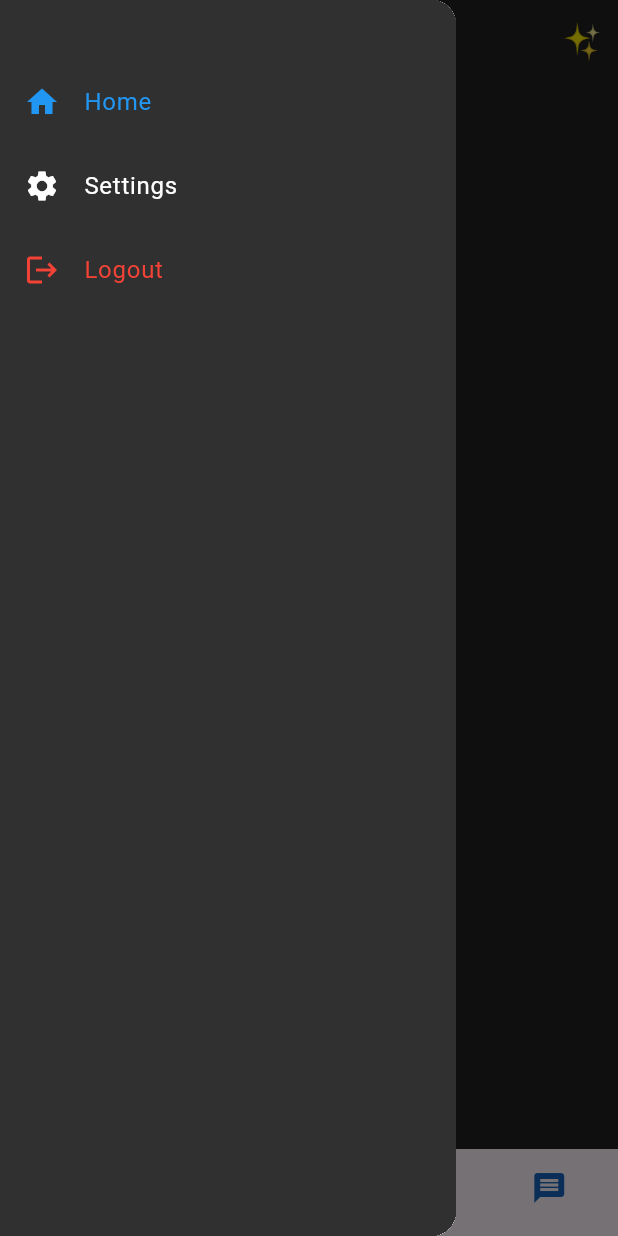
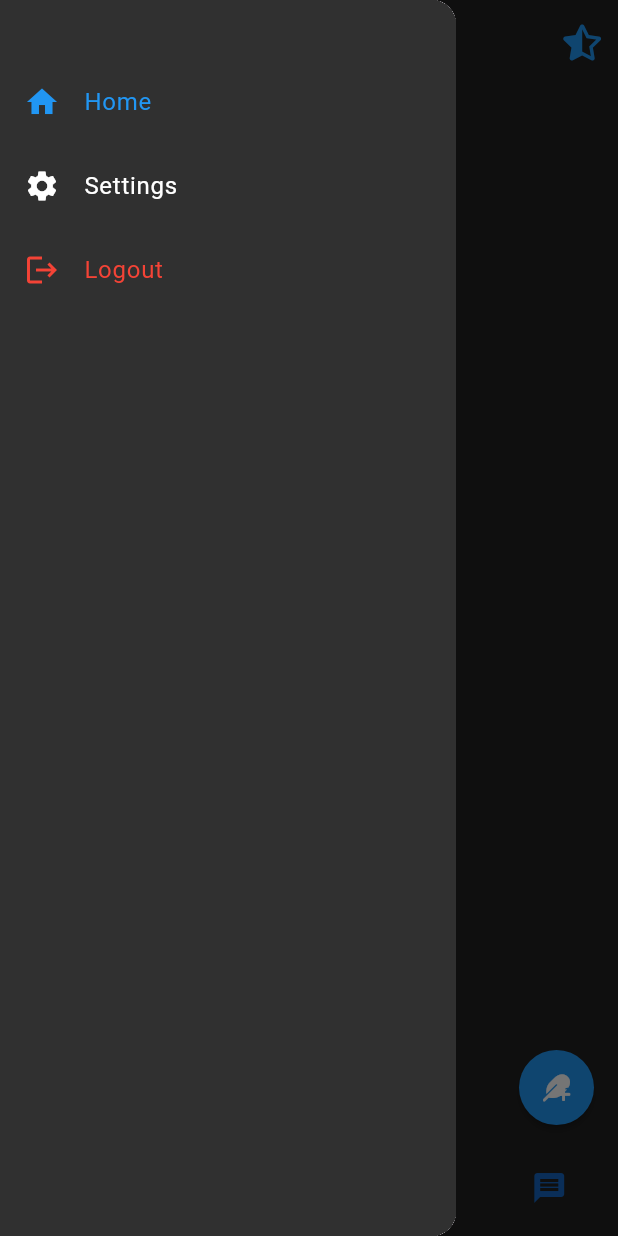
Before and after one commit to fedecasani/smartup_test, a Flutter app: the HomePage screen opened by its route, with the side drawer open, on a phone screen of 412 x 824 dp. Run offline on Flutter 3.47's test engine with Material 3 defaults, Android fonts, the phone set to English and light mode, and no system bars; our stand-ins replace firebase_auth, firebase_core, fluttertoast, font_awesome_flutter; accounts and stored records are empty.

Commit message:
navigation bar finished and home icons fixed

```diff
--- a/lib/features/user_auth/presentation/pages/home_page.dart
+++ b/lib/features/user_auth/presentation/pages/home_page.dart
@@ -1,6 +1,7 @@
 import 'package:flutter/material.dart';
 import 'package:firebase_auth/firebase_auth.dart';
 import 'package:smartup_test/features/user_auth/presentation/widgets/navigation_bar.dart';
+import 'package:font_awesome_flutter/font_awesome_flutter.dart'; // Importa el paquete
 
 class HomePage extends StatefulWidget {
   const HomePage({Key? key}) : super(key: key);
@@ -34,19 +35,21 @@ class _HomePageState extends State<HomePage> {
             );
           },
         ),
-        title: Image.asset(
-          'assets/twitter_icon.png',
-          height: 40,
+        title: FaIcon(
+          FontAwesomeIcons.twitter, // Ícono de Twitter
+          color: Colors.blue,
+          size: 26.0,
         ),
         centerTitle: true,
         actions: <Widget>[
           IconButton(
-            icon: Text(
-              '✨',
-              style: TextStyle(fontSize: 24, color: Colors.blue),
+            icon: FaIcon(
+              FontAwesomeIcons.starHalfAlt, // Ícono de estrella sólida
+              color: Colors.blue,
+              size: 24.0,
             ),
             onPressed: () {
-              // Acción al presionar el emoji de estrella brillante
+              // Acción al presionar el icono de estrella brillante
             },
           ),
         ],
@@ -98,8 +101,41 @@ class _HomePageState extends State<HomePage> {
       bottomNavigationBar: CustomBottomNavigationBar(
         selectedIndex: _selectedIndex,
         onItemTapped: _onItemTapped,
-        backgroundColor: Colors.black, // Color de fondo personalizado para el BottomNavigationBar
       ),
+      floatingActionButton: SizedBox(
+        width: 50, // Ancho del botón
+        height: 50, // Alto del botón
+        child: FloatingActionButton(
+          onPressed: () {
+            // Acción al presionar el botón de pluma
+          },
+          backgroundColor: Colors.blue,
+          elevation: 2.0,
+          shape: RoundedRectangleBorder(
+            borderRadius: BorderRadius.circular(28), // Radio del borde del botón
+          ),
+          child: Stack(
+            alignment: Alignment.center,
+            children: [
+              FaIcon(
+                FontAwesomeIcons.feather, // Icono de pluma
+                color: Colors.white, // Color del ícono
+                size: 18.0, // Tamaño del ícono
+              ),
+              Positioned(
+                right: 0,
+                bottom: 0,
+                child: FaIcon(
+                  FontAwesomeIcons.plus, // Icono de signo más
+                  color: Colors.white, // Color del ícono
+                  size: 10.0, // Tamaño del ícono
+                ),
+              ),
+            ],
+          ),
+        ),
+      ),
+      floatingActionButtonLocation: FloatingActionButtonLocation.endFloat, // Ubicación del botón en la esquina inferior derecha
     );
   }
 }
--- a/lib/features/user_auth/presentation/widgets/navigation_bar.dart
+++ b/lib/features/user_auth/presentation/widgets/navigation_bar.dart
@@ -3,18 +3,16 @@ import 'package:flutter/material.dart';
 class CustomBottomNavigationBar extends StatelessWidget {
   final int selectedIndex;
   final Function(int) onItemTapped;
-  final Color backgroundColor; // Cambié a un color obligatorio
 
   CustomBottomNavigationBar({
     required this.selectedIndex,
     required this.onItemTapped,
-    required this.backgroundColor, // Asegúrate de pasar el color de fondo
   });
 
   @override
   Widget build(BuildContext context) {
     return BottomNavigationBar(
-      backgroundColor: backgroundColor,
+      backgroundColor: Colors.black87,
       currentIndex: selectedIndex,
       onTap: onItemTapped,
       selectedItemColor: Colors.blue,
@@ -24,18 +22,22 @@ class CustomBottomNavigationBar extends StatelessWidget {
         BottomNavigationBarItem(
           icon: Icon(Icons.home),
           label: 'Home',
+          backgroundColor: Colors.grey[900],
         ),
         BottomNavigationBarItem(
           icon: Icon(Icons.search),
           label: 'Search',
+          backgroundColor: Colors.grey[900],
         ),
         BottomNavigationBarItem(
           icon: Icon(Icons.notifications),
           label: 'Notifications',
+          backgroundColor: Colors.grey[900],
         ),
         BottomNavigationBarItem(
           icon: Icon(Icons.message),
           label: 'Messages',
+          backgroundColor: Colors.grey[900],
         ),
       ],
     );
--- a/pubspec.yaml
+++ b/pubspec.yaml
@@ -35,6 +35,7 @@ dependencies:
   firebase_auth: ^4.6.3
   firebase_storage: ^11.2.4
   fluttertoast: ^8.2.2
+  font_awesome_flutter: ^9.2.0
 
   # The following adds the Cupertino Icons font to your application.
   # Use with the CupertinoIcons class for iOS style icons.
```
Also changed, not shown: pubspec.lock.
